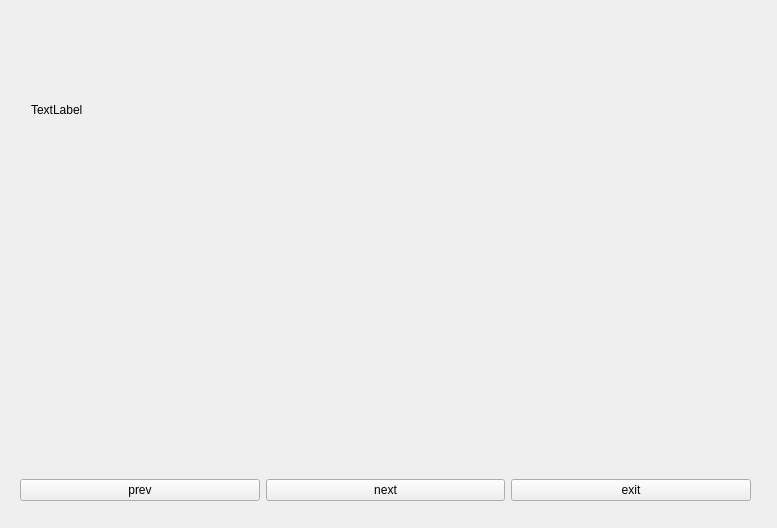
First picture: the form in meeting.ui, repository JustTALK-veda/Client_QT, before the edit.
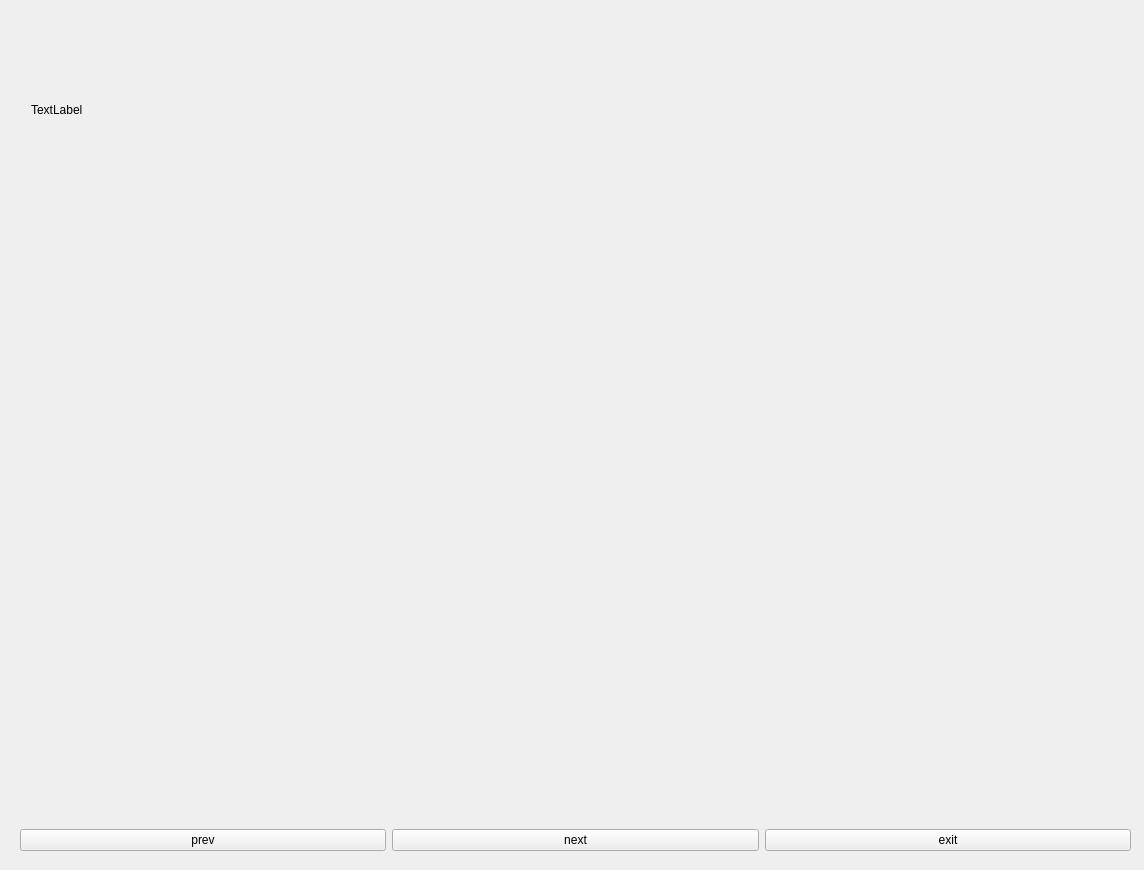
Second picture: the form after the edit. Custom widgets are drawn as their Qt base class.

Patch:
```diff
--- a/meeting.ui
+++ b/meeting.ui
@@ -6,8 +6,8 @@
    <rect>
     <x>0</x>
     <y>0</y>
-    <width>777</width>
-    <height>528</height>
+    <width>1144</width>
+    <height>870</height>
    </rect>
   </property>
   <property name="windowTitle">
@@ -18,8 +18,8 @@
     <rect>
      <x>20</x>
      <y>10</y>
-     <width>731</width>
-     <height>491</height>
+     <width>1111</width>
+     <height>841</height>
     </rect>
    </property>
    <layout class="QVBoxLayout" name="verticalLayout">
```
